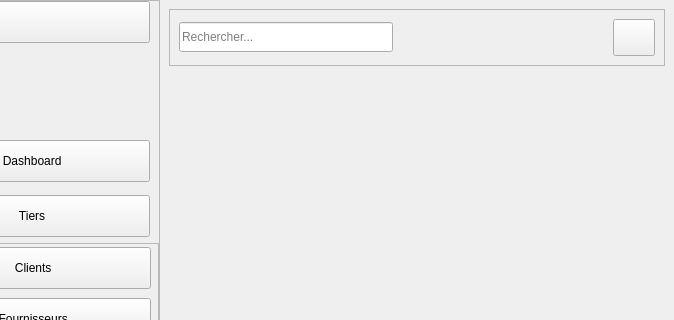
Above: modules/table_de_bord/dashboard_menu.ui from lak-barmajyat/AZENZ-Commercial before the change; both pictures show x 90 to 764 and y 0 to 320 of the 764 by 893 pixel window. Below: the same form after it.
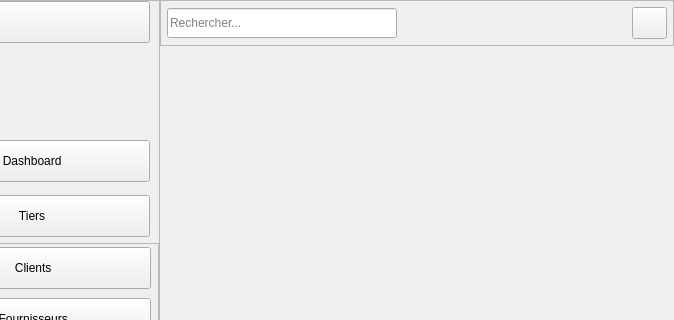
That is the form after the change. Icons and pictures are not drawn.

The edit to the form file:
```diff
--- a/modules/table_de_bord/dashboard_menu.ui
+++ b/modules/table_de_bord/dashboard_menu.ui
@@ -995,6 +995,21 @@
        </sizepolicy>
       </property>
       <layout class="QVBoxLayout" name="verticalLayout">
+       <property name="spacing">
+        <number>0</number>
+       </property>
+       <property name="leftMargin">
+        <number>0</number>
+       </property>
+       <property name="topMargin">
+        <number>0</number>
+       </property>
+       <property name="rightMargin">
+        <number>0</number>
+       </property>
+       <property name="bottomMargin">
+        <number>0</number>
+       </property>
        <item>
         <widget class="QFrame" name="TopBarFrame">
          <property name="sizePolicy">
@@ -1006,7 +1021,7 @@
          <property name="minimumSize">
           <size>
            <width>0</width>
-           <height>44</height>
+           <height>0</height>
           </size>
          </property>
          <property name="frameShape">
@@ -1016,6 +1031,21 @@
           <enum>QFrame::Raised</enum>
          </property>
          <layout class="QHBoxLayout" name="horizontalLayout_2">
+          <property name="spacing">
+           <number>6</number>
+          </property>
+          <property name="leftMargin">
+           <number>6</number>
+          </property>
+          <property name="topMargin">
+           <number>6</number>
+          </property>
+          <property name="rightMargin">
+           <number>6</number>
+          </property>
+          <property name="bottomMargin">
+           <number>6</number>
+          </property>
           <item>
            <widget class="QLineEdit" name="RechercherEntry">
             <property name="minimumSize">
@@ -1052,8 +1082,8 @@
             </property>
             <property name="maximumSize">
              <size>
-              <width>42</width>
-              <height>42</height>
+              <width>35</width>
+              <height>35</height>
              </size>
             </property>
             <property name="text">
@@ -1065,8 +1095,8 @@
             </property>
             <property name="iconSize">
              <size>
-              <width>30</width>
-              <height>30</height>
+              <width>25</width>
+              <height>25</height>
              </size>
             </property>
             <property name="class" stdset="0">
```
